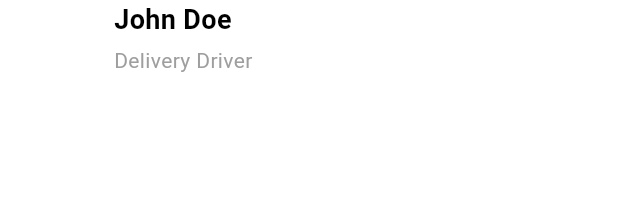
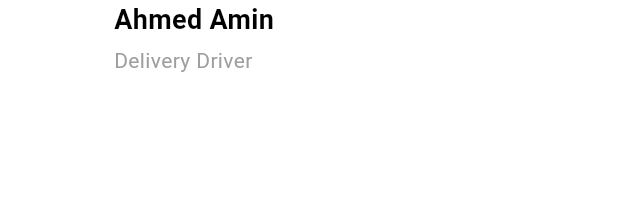
Before and after one commit to AlphaTeam101/Buynuk, a Flutter app: the _DriverInfo widget shown alone on an empty page, opened directly, on a phone screen of 412 x 824 dp. Shown: the top 198 px of the screen. Run offline on Flutter 3.47's test engine with Material 3 defaults, Android fonts, the phone set to English and light mode, and no system bars; our stand-ins replace bloc, bloc_concurrency, dio, equatable, flash, flutter_animate and 11 more; accounts and stored records are empty; network calls fail.

Commit message:
complete track order screen

```diff
--- a/lib/presentation/orders/track_order_screen.dart
+++ b/lib/presentation/orders/track_order_screen.dart
@@ -151,7 +151,7 @@ class _DriverInfo extends StatelessWidget {
         const Column(
           crossAxisAlignment: CrossAxisAlignment.start,
           children: [
-            Text('John Doe', style: TextStyle(fontSize: 18, fontWeight: FontWeight.bold)),
+            Text('Ahmed Amin', style: TextStyle(fontSize: 18, fontWeight: FontWeight.bold)),
             SizedBox(height: 4),
             Text('Delivery Driver', style: TextStyle(color: Colors.grey)),
           ],
```
Also changed, not shown: 1 other file.
